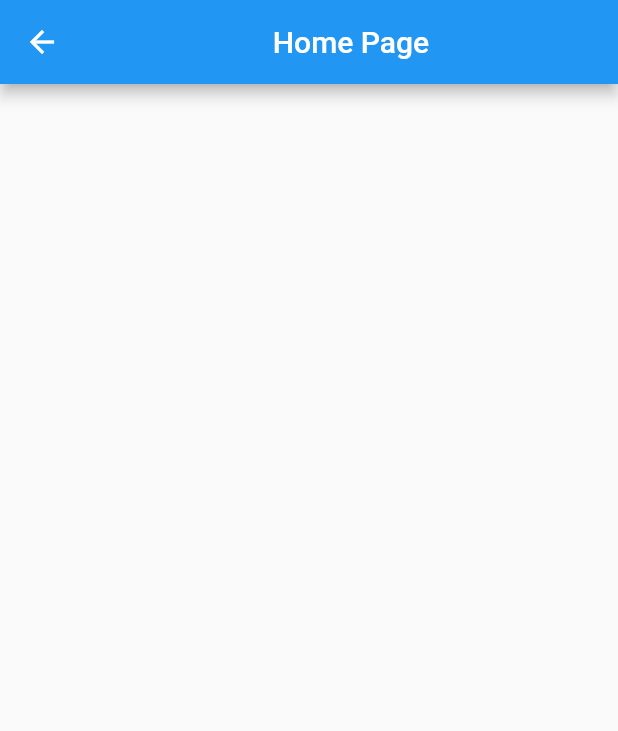
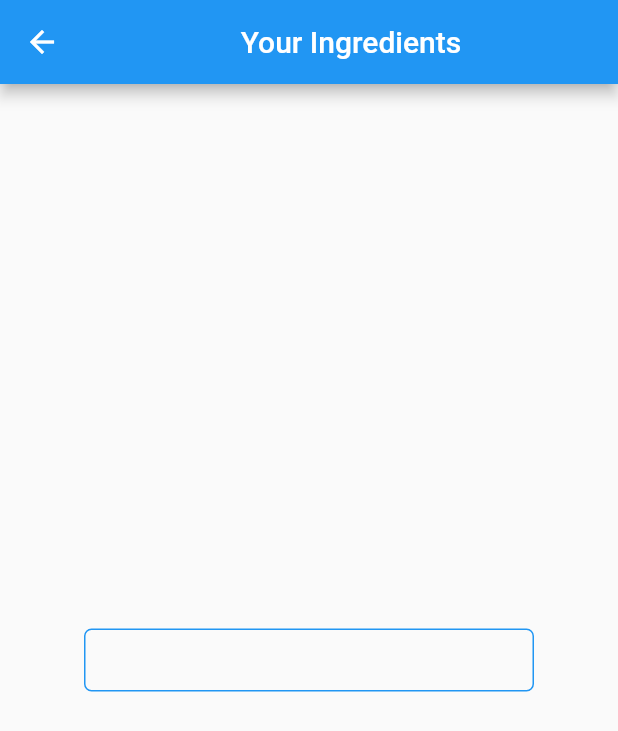
Before and after one commit to Alaurosa/QuicKitchen, a Flutter app: the screen it shows after launch, after a tap on "Next", on a phone screen of 412 x 824 dp. Shown: the top 731 px of the screen. Run offline on Flutter 3.47's test engine with Material 2 defaults, Android fonts, the phone set to English and light mode, and no system bars.

Commit message:
Update home.dart and main.dart

```diff
--- a/lib/home.dart
+++ b/lib/home.dart
@@ -10,8 +10,29 @@ class homePage extends StatefulWidget {
 class _homePageState extends State<homePage> {
   @override
   Widget build(BuildContext context) {
+    var container= Container(
+      padding:EdgeInsets.all(20),
+      width:300,
+      alignment: Alignment.center,
+      decoration: BoxDecoration(
+        border: Border.all(color: Colors.blue),
+        borderRadius: BorderRadius.all(
+          Radius.circular(5.0),
+        ),
+      ),
+    );
+
     return Scaffold(
-      appBar: AppBar(title: Center(child: Text("Home Page"))),
+      appBar: AppBar(title: Center(child: Text("Your Ingredients"))
+      ),
+      body: Center(
+        child: Column(
+          mainAxisAlignment: MainAxisAlignment.center,
+          children: <Widget>[
+            container,
+          ],
+        )
+      ),
     );
   }
 }
--- a/lib/main.dart
+++ b/lib/main.dart
@@ -71,11 +71,23 @@ class _MyHomePageState extends State<MyHomePage> {
               padding: const EdgeInsets.only(bottom:8.0),
               child: container,
             ),
-            Text("Forgot your account details?"),
-            Container(
-              child: ElevatedButton(onPressed: () => home(), child: Text("Next")),
-              width: 100,
-              ),
+            Row(
+              mainAxisAlignment: MainAxisAlignment.center,
+              children: [
+                Text("Forgot your account details?"),
+                Padding(
+                  padding: const EdgeInsets.only(left: 40.0),
+                  child: Text("Sign Up"),
+                ),
+              ],
+            ),
+            Padding(
+              padding: const EdgeInsets.all(10.0),
+              child: Container(
+                child: ElevatedButton(onPressed: () => home(), child: Text("Next")),
+                width: 100,
+                ),
+            ),
 
           ],
         ),
```
